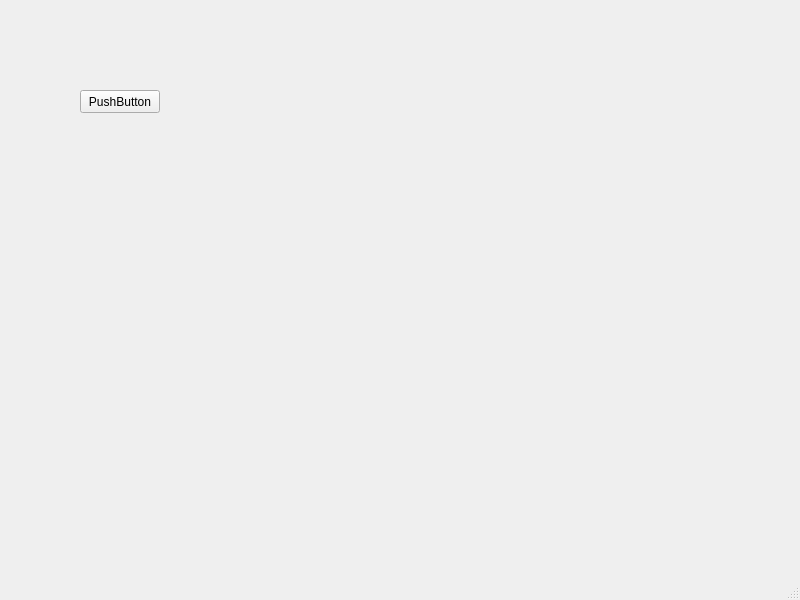
Before: the Qt Designer form Excersize_1/mainwindow.ui in grotius-cnc/NSA_Ghidra_HeaderFile_Reverse_Engeneering, drawn with Qt 5.
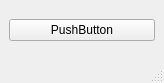
After: the same form once the commit is applied.

Patch:
```diff
--- a/Excersize_1/mainwindow.ui
+++ b/Excersize_1/mainwindow.ui
@@ -6,27 +6,23 @@
    <rect>
     <x>0</x>
     <y>0</y>
-    <width>800</width>
-    <height>600</height>
+    <width>164</width>
+    <height>83</height>
    </rect>
   </property>
   <property name="windowTitle">
    <string>MainWindow</string>
   </property>
   <widget class="QWidget" name="centralwidget">
+   <layout class="QGridLayout" name="gridLayout">
+    <item row="0" column="0">
    <widget class="QPushButton" name="pushButton">
-    <property name="geometry">
-     <rect>
-      <x>80</x>
-      <y>90</y>
-      <width>80</width>
-      <height>23</height>
-     </rect>
-    </property>
     <property name="text">
      <string>PushButton</string>
     </property>
    </widget>
+    </item>
+   </layout>
   </widget>
   <widget class="QMenuBar" name="menubar">
    <property name="geometry">
```
Left out of the diff: 2 changed lines with no effect on the pictures. Lines whose indentation alone changed are shown as unchanged.
